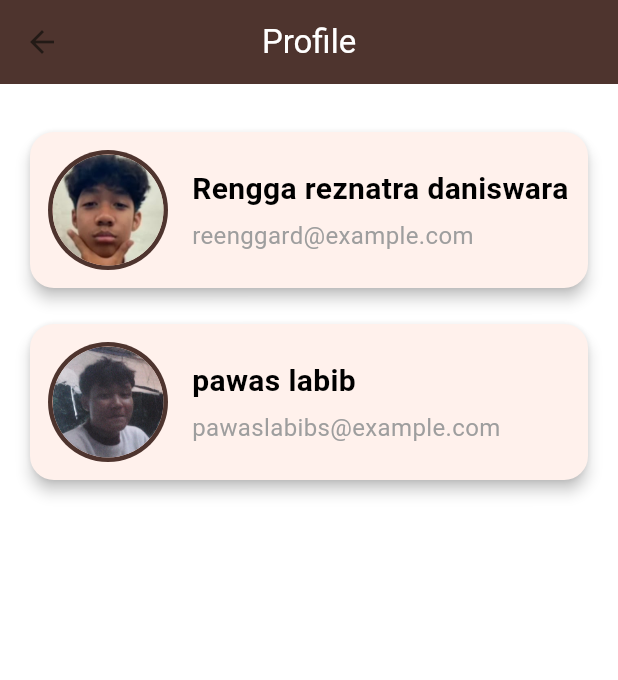
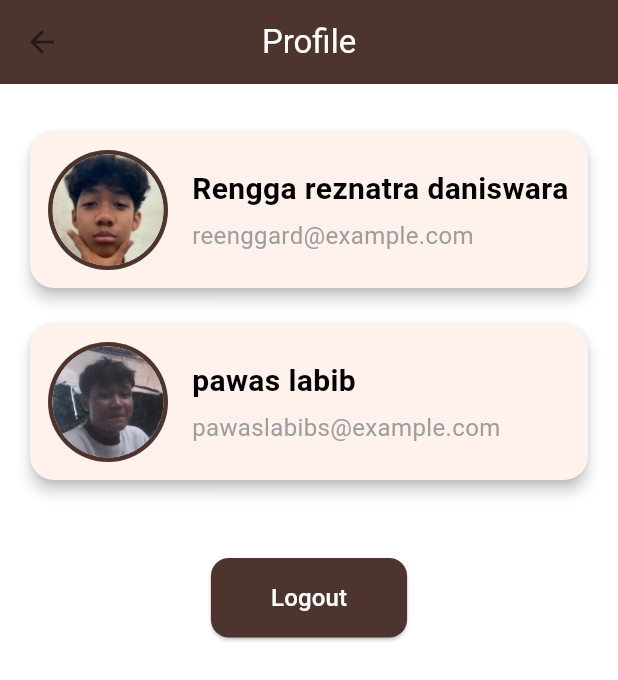
Before and after one commit to fawwazz-z/todo_list_app, a Flutter app: the ProfilePage screen opened by its route, on a phone screen of 412 x 824 dp. Shown: the top 680 px of the screen. Run offline on Flutter 3.47's test engine with Material 3 defaults, Android fonts, the phone set to English and light mode, and no system bars; our stand-ins replace get, shared_preferences; accounts and stored records are empty.

Commit message:
FEAT [RENGGA] feat logout button

```diff
--- a/lib/controllers/login_controller.dart
+++ b/lib/controllers/login_controller.dart
@@ -14,11 +14,21 @@ class LoginController extends GetxController {
         passwordController.text.toString() == "admin") {
       final prefs = await SharedPreferences.getInstance();
       prefs.setString("username", usernameController.text.toString());
-      Get.offAllNamed(AppRoute.todoListPage);
+      Get.offAllNamed(AppRoute.dashboardPage);
       Get.snackbar("Login", "Login Successful");
     } else {
       Get.snackbar("Error", "invalid username or password");
     }
+  }
+
+  /// Fungsi Logout
+  Future<void> logout() async {
+    final prefs = await SharedPreferences.getInstance();
+    await prefs.clear(); // hapus semua data login
+
+    // arahkan kembali ke splashscreen
+    Get.offAllNamed(AppRoute.splashscreenPage);
+    Get.snackbar("Logout", "Berhasil keluar");
   }
 
   @override
--- a/lib/pages/profile_page.dart
+++ b/lib/pages/profile_page.dart
@@ -1,5 +1,7 @@
 import 'package:flutter/material.dart';
+import 'package:get/get.dart';
 import 'package:todo_list_app/widgets/custom_color.dart';
+import 'package:todo_list_app/controllers/login_controller.dart';
 
 class ProfilePage extends StatelessWidget {
   const ProfilePage({super.key});
@@ -57,6 +59,8 @@ class ProfilePage extends StatelessWidget {
 
   @override
   Widget build(BuildContext context) {
+    final LoginController loginController = Get.put(LoginController());
+
     return Scaffold(
       backgroundColor: AppColors.white,
       appBar: AppBar(
@@ -82,6 +86,29 @@ class ProfilePage extends StatelessWidget {
               name: 'pawas labib',
               email: 'pawaslabibs@example.com',
             ),
+
+            const SizedBox(height: 40),
+
+            // Tombol Logout
+            ElevatedButton(
+              style: ElevatedButton.styleFrom(
+                backgroundColor: Colors.brown[800],
+                padding: const EdgeInsets.symmetric(
+                  horizontal: 40,
+                  vertical: 15,
+                ),
+                shape: RoundedRectangleBorder(
+                  borderRadius: BorderRadius.circular(12),
+                ),
+              ),
+              onPressed: () {
+                loginController.logout();
+              },
+              child: const Text(
+                "Logout",
+                style: TextStyle(color: Colors.white, fontSize: 16),
+              ),
+            ),
           ],
         ),
       ),
```
Also changed, not shown: lib/controllers/splashscreen_controller.dart (+10 -6 lines).
